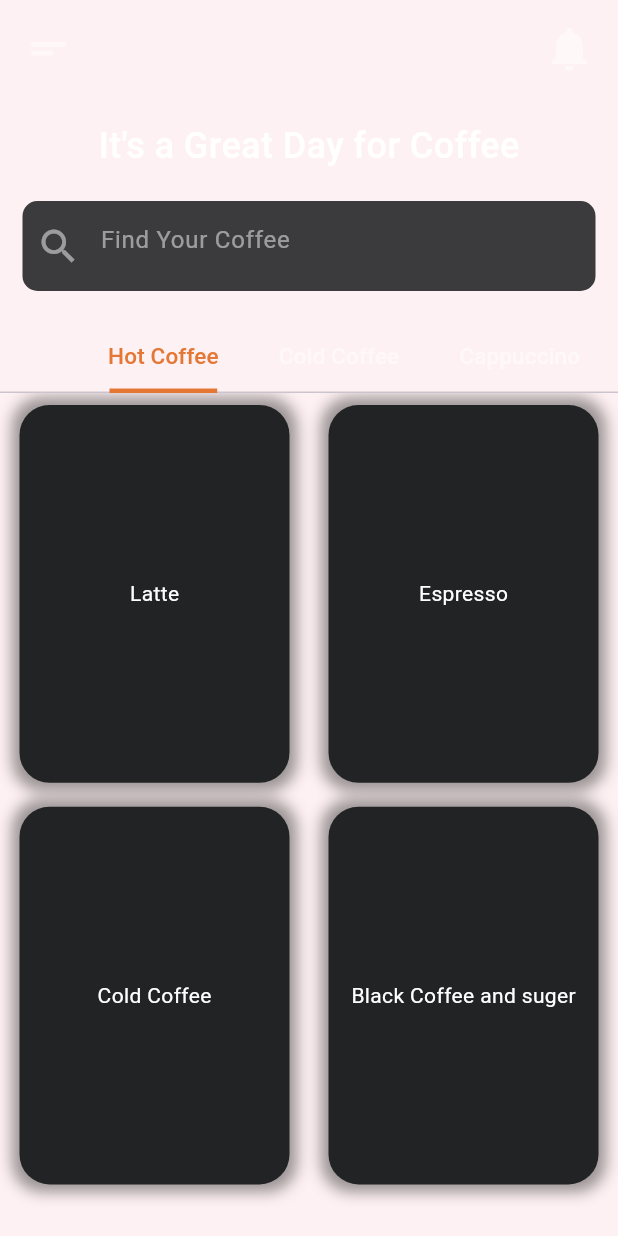
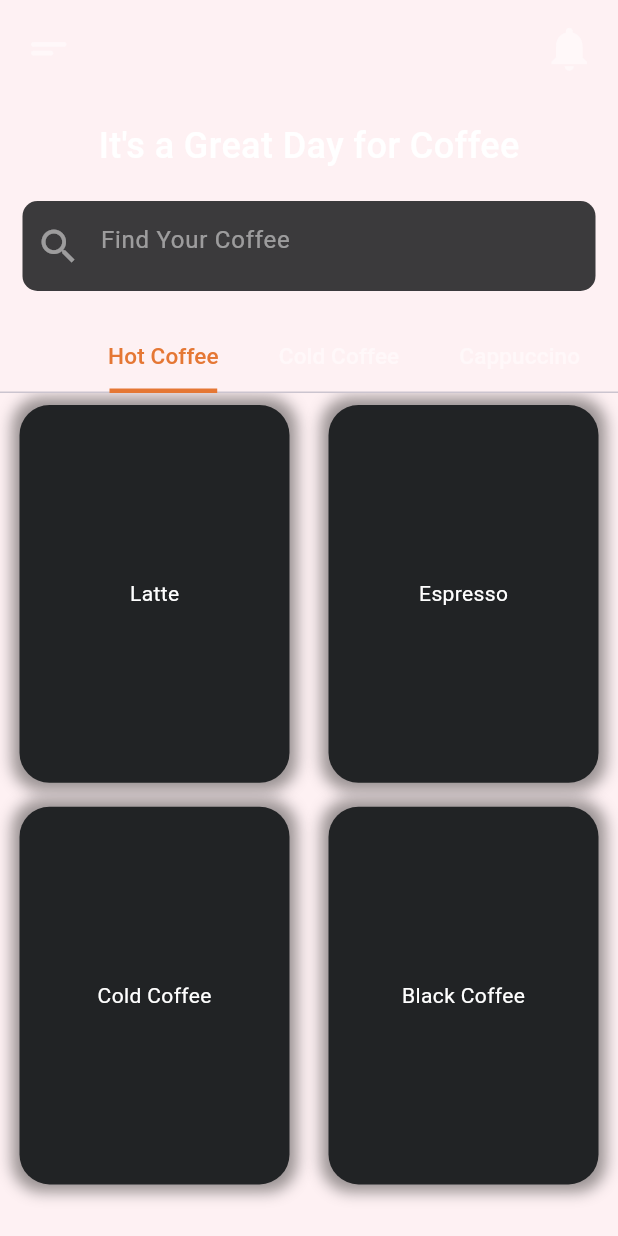
Before and after one commit to Pranab-1994/flutter_coffeeshop_app, a Flutter app: the HomeScreen screen opened directly, on a phone screen of 412 x 824 dp. Run offline on Flutter 3.47's test engine with Material 3 defaults, Android fonts, the phone set to English and light mode, and no system bars; our stand-ins replace google_fonts.

Commit message:
Update items_widget.dart

```diff
--- a/lib/widget/items_widget.dart
+++ b/lib/widget/items_widget.dart
@@ -7,7 +7,7 @@ class ItemsWidget extends StatelessWidget {
     'Latte',
     'Espresso',
     'Cold Coffee',
-    'Black Coffee and suger',
+    'Black Coffee',
   ];
 
   @override
```
